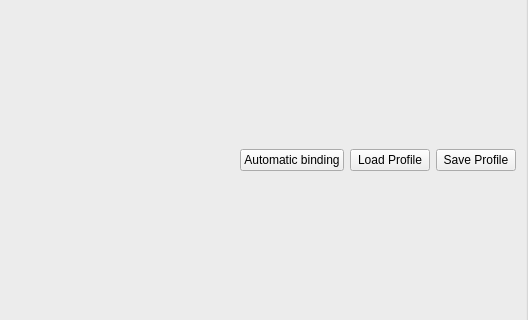
Old version of the form pcsx2-qt/Settings/ControllerBindingWidget.ui in the repository PCSX2/pcsx2; both pictures show x 306 to 834 and y 128 to 448 of the 834 by 560 pixel window.
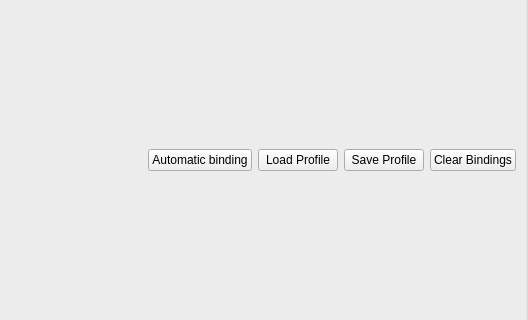
New version of the form. Icons and pictures are not drawn.

Commit message: Qt: Add clear bindings button to controllers

```diff
--- a/pcsx2-qt/Settings/ControllerBindingWidget.ui
+++ b/pcsx2-qt/Settings/ControllerBindingWidget.ui
@@ -83,6 +83,16 @@
           </property>
          </widget>
         </item>
+        <item>
+         <widget class="QPushButton" name="clearBindings">
+          <property name="text">
+           <string>Clear Bindings</string>
+          </property>
+          <property name="icon">
+           <iconset theme="file-reduce-line"/>
+          </property>
+         </widget>
+        </item>
        </layout>
       </item>
      </layout>
```
The commit also changes 4 other files.
